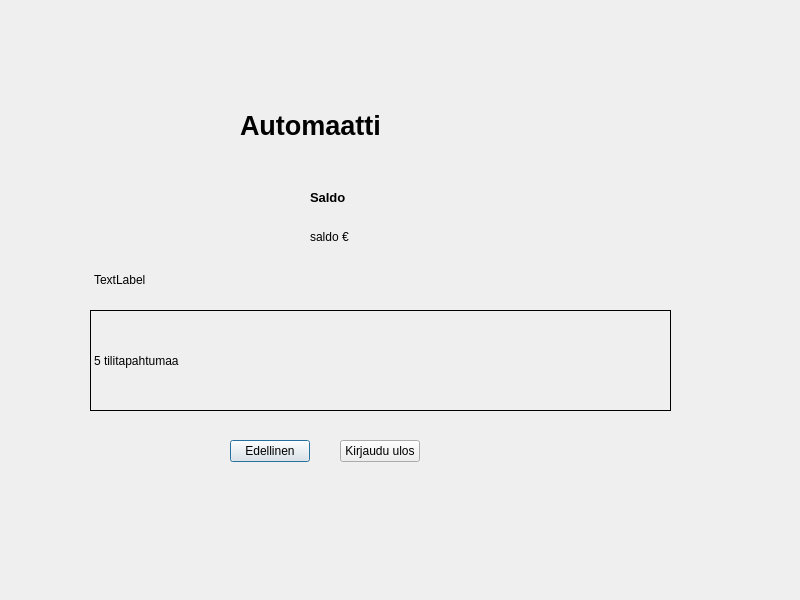
Above: qt_frontend/ATM/saldo.ui from ssaukkonen/BankSimul_ryhma_31 before the change. Below: the same form after it.
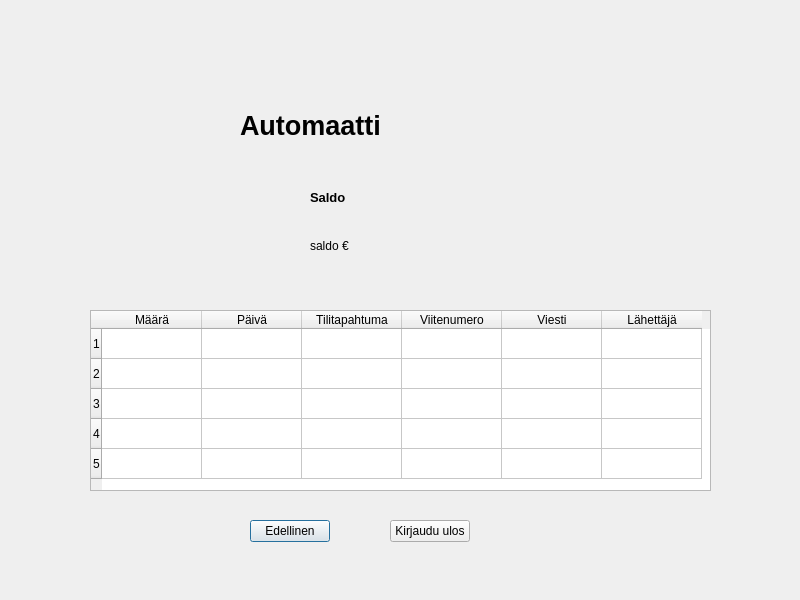
That is the form after the change.

What changed in the file:
```diff
--- a/qt_frontend/ATM/saldo.ui
+++ b/qt_frontend/ATM/saldo.ui
@@ -58,8 +58,8 @@
     <rect>
      <x>310</x>
      <y>230</y>
-     <width>47</width>
-     <height>14</height>
+     <width>81</width>
+     <height>31</height>
     </rect>
    </property>
    <property name="text">
@@ -69,8 +69,8 @@
   <widget class="QPushButton" name="pushButton">
    <property name="geometry">
     <rect>
-     <x>230</x>
-     <y>440</y>
+     <x>250</x>
+     <y>520</y>
      <width>80</width>
      <height>22</height>
     </rect>
@@ -82,8 +82,8 @@
   <widget class="QPushButton" name="pushButton_2">
    <property name="geometry">
     <rect>
-     <x>340</x>
-     <y>440</y>
+     <x>390</x>
+     <y>520</y>
      <width>80</width>
      <height>22</height>
     </rect>
@@ -92,34 +92,53 @@
     <string>Kirjaudu ulos</string>
    </property>
   </widget>
-  <widget class="QLabel" name="Actions5Label">
+  <widget class="QTableWidget" name="tableWidget">
    <property name="geometry">
     <rect>
      <x>90</x>
      <y>310</y>
-     <width>581</width>
-     <height>101</height>
+     <width>621</width>
+     <height>181</height>
     </rect>
    </property>
-   <property name="frameShape">
-    <enum>QFrame::Box</enum>
+   <property name="rowCount">
+    <number>5</number>
    </property>
-   <property name="text">
-    <string>5 tilitapahtumaa</string>
-   </property>
-  </widget>
-  <widget class="QLabel" name="label_3">
-   <property name="geometry">
-    <rect>
-     <x>94</x>
-     <y>270</y>
-     <width>61</width>
-     <height>20</height>
-    </rect>
-   </property>
-   <property name="text">
-    <string>TextLabel</string>
-   </property>
+   <row/>
+   <row/>
+   <row/>
+   <row/>
+   <row/>
+   <column>
+    <property name="text">
+     <string>Määrä</string>
+    </property>
+   </column>
+   <column>
+    <property name="text">
+     <string>Päivä</string>
+    </property>
+   </column>
+   <column>
+    <property name="text">
+     <string>Tilitapahtuma</string>
+    </property>
+   </column>
+   <column>
+    <property name="text">
+     <string>Viitenumero</string>
+    </property>
+   </column>
+   <column>
+    <property name="text">
+     <string>Viesti</string>
+    </property>
+   </column>
+   <column>
+    <property name="text">
+     <string>Lähettäjä</string>
+    </property>
+   </column>
   </widget>
  </widget>
  <resources/>
```
